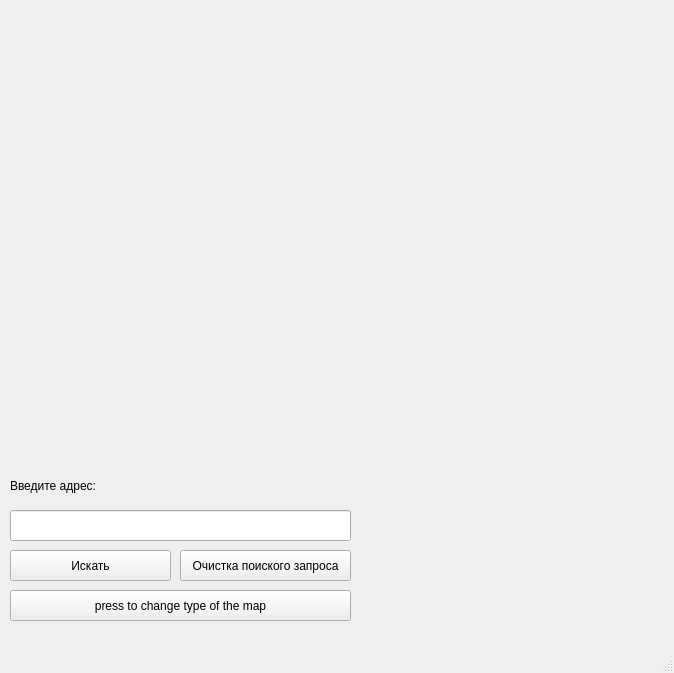
First picture: the form in main.ui, repository 123name123/super_mega_cool_project, before the edit.
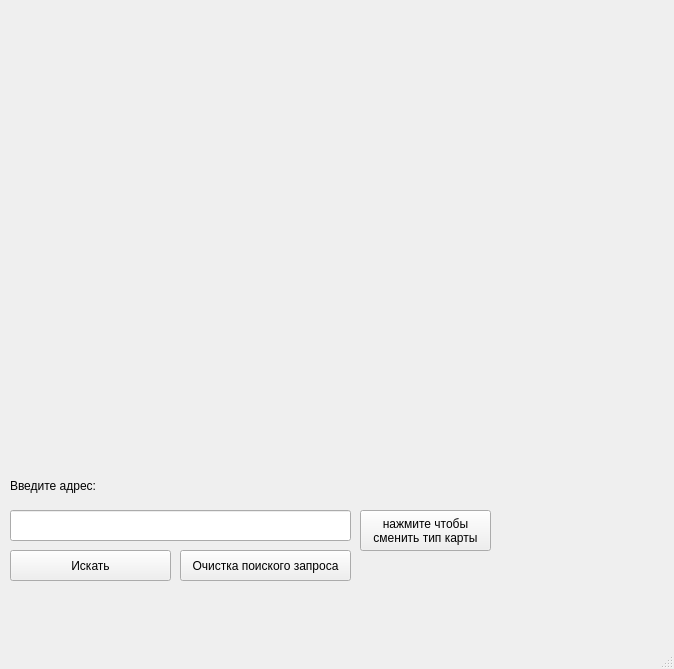
Second picture: the form after the edit.

Diff of the .ui file:
```diff
--- a/main.ui
+++ b/main.ui
@@ -7,7 +7,7 @@
     <x>0</x>
     <y>0</y>
     <width>674</width>
-    <height>673</height>
+    <height>669</height>
    </rect>
   </property>
   <property name="windowTitle">
@@ -66,14 +66,15 @@
    <widget class="QPushButton" name="chng_map">
     <property name="geometry">
      <rect>
-      <x>10</x>
-      <y>590</y>
-      <width>341</width>
-      <height>31</height>
+      <x>360</x>
+      <y>510</y>
+      <width>131</width>
+      <height>41</height>
      </rect>
     </property>
     <property name="text">
-     <string>press to change type of the map</string>
+     <string>нажмите чтобы 
+сменить тип карты</string>
     </property>
    </widget>
    <widget class="QPushButton" name="pushButton">
@@ -89,6 +90,19 @@
      <string>Очистка поиского запроса</string>
     </property>
    </widget>
+   <widget class="QLabel" name="adress">
+    <property name="geometry">
+     <rect>
+      <x>10</x>
+      <y>590</y>
+      <width>651</width>
+      <height>31</height>
+     </rect>
+    </property>
+    <property name="text">
+     <string/>
+    </property>
+   </widget>
   </widget>
   <widget class="QMenuBar" name="menubar">
    <property name="geometry">
```
Left out of the diff: 4 changed lines with no effect on the pictures.
